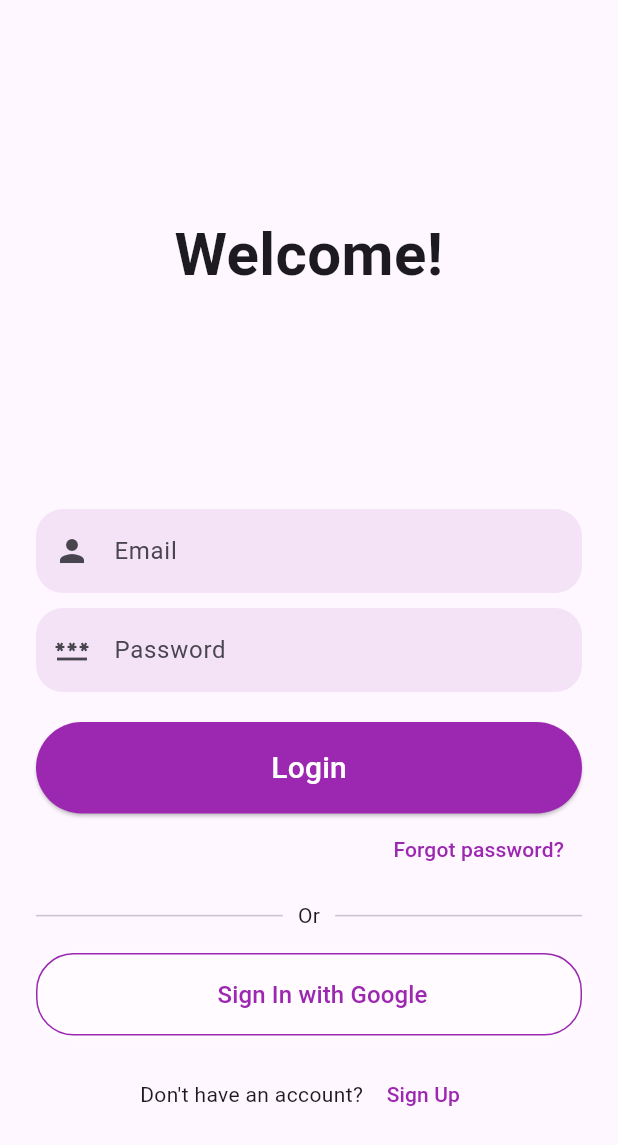
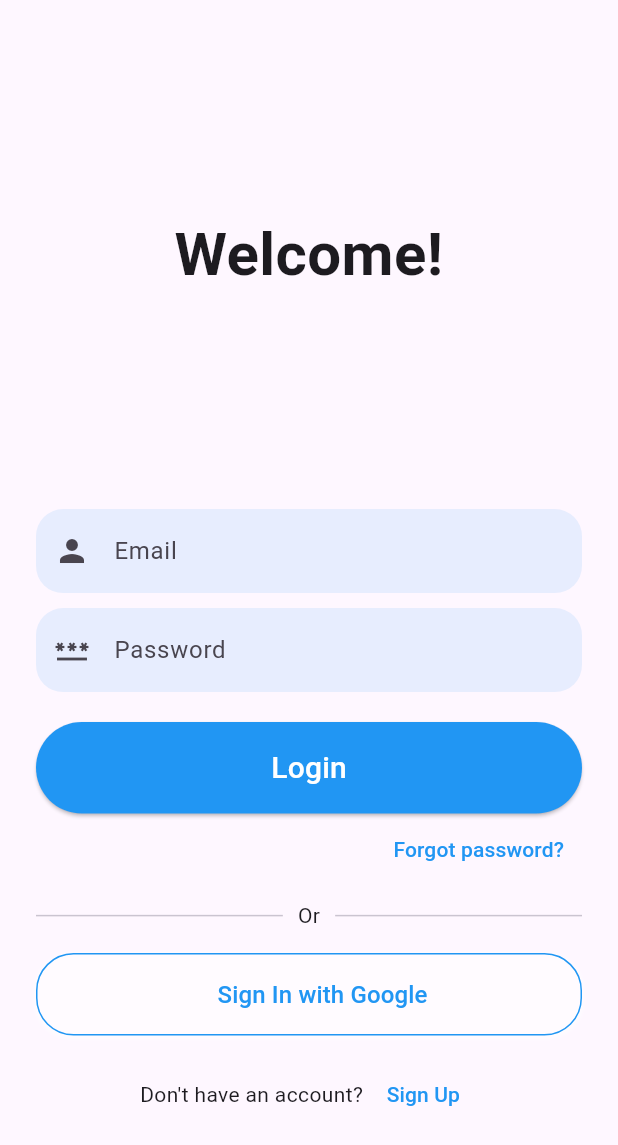
Before and after one commit to aditithakore/elearning_app, a Flutter app: the screen it shows after launch, on a phone screen of 412 x 824 dp. Shown: the top 1145 px of the screen. Run offline on Flutter 3.47's test engine with Material 3 defaults, Android fonts, the phone set to English and light mode, and no system bars.

Commit message:
color theme changed

```diff
--- a/lib/pages/login_page.dart
+++ b/lib/pages/login_page.dart
@@ -58,7 +58,7 @@ class LoginPageState extends State<LoginPage> {
               borderRadius: BorderRadius.circular(18),
               borderSide: BorderSide.none,
             ),
-            fillColor: Colors.purple.withOpacity(0.1),
+            fillColor: Colors.blue.withOpacity(0.1),
             filled: true,
             prefixIcon: const Icon(Icons.person),
           ),
@@ -71,7 +71,7 @@ class LoginPageState extends State<LoginPage> {
               borderRadius: BorderRadius.circular(18),
               borderSide: BorderSide.none,
             ),
-            fillColor: Colors.purple.withOpacity(0.1),
+            fillColor: Colors.blue.withOpacity(0.1),
             filled: true,
             prefixIcon: const Icon(Icons.password),
           ),
@@ -83,7 +83,7 @@ class LoginPageState extends State<LoginPage> {
           style: ElevatedButton.styleFrom(
             shape: const StadiumBorder(),
             padding: const EdgeInsets.symmetric(vertical: 16),
-            backgroundColor: Colors.purple,
+            backgroundColor: Colors.blue,
           ),
           child: const Text(
             "Login",
@@ -101,7 +101,7 @@ class LoginPageState extends State<LoginPage> {
         onPressed: () {},
         child: const Text(
           "Forgot password?",
-          style: TextStyle(color: Colors.purple),
+          style: TextStyle(color: Colors.blue),
         ),
       ),
     );
@@ -125,7 +125,7 @@ class LoginPageState extends State<LoginPage> {
       height: 55,
       decoration: BoxDecoration(
         borderRadius: BorderRadius.circular(25),
-        border: Border.all(color: Colors.purple),
+        border: Border.all(color: Colors.blue),
         boxShadow: [
           BoxShadow(
             color: Colors.white.withOpacity(0.5),
@@ -150,7 +150,7 @@ class LoginPageState extends State<LoginPage> {
               "Sign In with Google",
               style: TextStyle(
                 fontSize: 16,
-                color: Colors.purple,
+                color: Colors.blue,
               ),
             ),
           ],
@@ -168,7 +168,7 @@ class LoginPageState extends State<LoginPage> {
           onPressed: () {},
           child: const Text(
             "Sign Up",
-            style: TextStyle(color: Colors.purple),
+            style: TextStyle(color: Colors.blue),
           ),
         ),
       ],
```
Also changed, not shown: lib/pages/signup_page.dart (+4 -4 lines).
